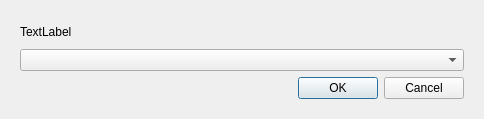
This is interface/templchange.ui in llan0war/ArmyBuilder as Qt 5 draws it before an edit. The edited form follows.
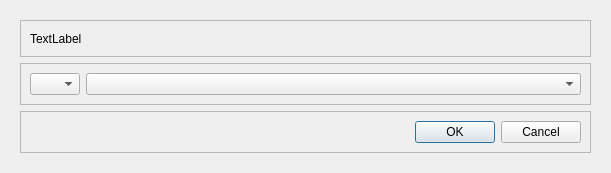
This is the edited form.

```diff
--- a/interface/templchange.ui
+++ b/interface/templchange.ui
@@ -6,8 +6,8 @@
    <rect>
     <x>0</x>
     <y>0</y>
-    <width>484</width>
-    <height>119</height>
+    <width>611</width>
+    <height>173</height>
    </rect>
   </property>
   <property name="windowTitle">
@@ -18,20 +18,84 @@
     <widget class="QWidget" name="widget" native="true">
      <layout class="QVBoxLayout" name="verticalLayout">
       <item>
-       <widget class="QLabel" name="label">
-        <property name="text">
-         <string>TextLabel</string>
+       <widget class="QFrame" name="frame">
+        <property name="frameShape">
+         <enum>QFrame::StyledPanel</enum>
         </property>
+        <property name="frameShadow">
+         <enum>QFrame::Raised</enum>
+        </property>
+        <layout class="QHBoxLayout" name="horizontalLayout">
+         <item>
+          <widget class="QLabel" name="label">
+           <property name="text">
+            <string>TextLabel</string>
+           </property>
+          </widget>
+         </item>
+        </layout>
        </widget>
       </item>
       <item>
-       <widget class="QComboBox" name="templlist"/>
+       <widget class="QFrame" name="frame_2">
+        <property name="frameShape">
+         <enum>QFrame::StyledPanel</enum>
+        </property>
+        <property name="frameShadow">
+         <enum>QFrame::Raised</enum>
+        </property>
+        <layout class="QHBoxLayout" name="horizontalLayout_3">
+         <item>
+          <widget class="QComboBox" name="tllist">
+           <property name="sizePolicy">
+            <sizepolicy hsizetype="Fixed" vsizetype="Fixed">
+             <horstretch>0</horstretch>
+             <verstretch>0</verstretch>
+            </sizepolicy>
+           </property>
+           <property name="minimumSize">
+            <size>
+             <width>50</width>
+             <height>0</height>
+            </size>
+           </property>
+           <property name="maximumSize">
+            <size>
+             <width>50</width>
+             <height>16777215</height>
+            </size>
+           </property>
+           <property name="baseSize">
+            <size>
+             <width>50</width>
+             <height>0</height>
+            </size>
+           </property>
+          </widget>
+         </item>
+         <item>
+          <widget class="QComboBox" name="templlist"/>
+         </item>
+        </layout>
+       </widget>
       </item>
       <item>
-       <widget class="QDialogButtonBox" name="buttonBox">
-        <property name="standardButtons">
-         <set>QDialogButtonBox::Cancel|QDialogButtonBox::Ok</set>
+       <widget class="QFrame" name="frame_3">
+        <property name="frameShape">
+         <enum>QFrame::StyledPanel</enum>
         </property>
+        <property name="frameShadow">
+         <enum>QFrame::Raised</enum>
+        </property>
+        <layout class="QVBoxLayout" name="verticalLayout_3">
+         <item>
+          <widget class="QDialogButtonBox" name="buttonBox">
+           <property name="standardButtons">
+            <set>QDialogButtonBox::Cancel|QDialogButtonBox::Ok</set>
+           </property>
+          </widget>
+         </item>
+        </layout>
        </widget>
       </item>
      </layout>
```
